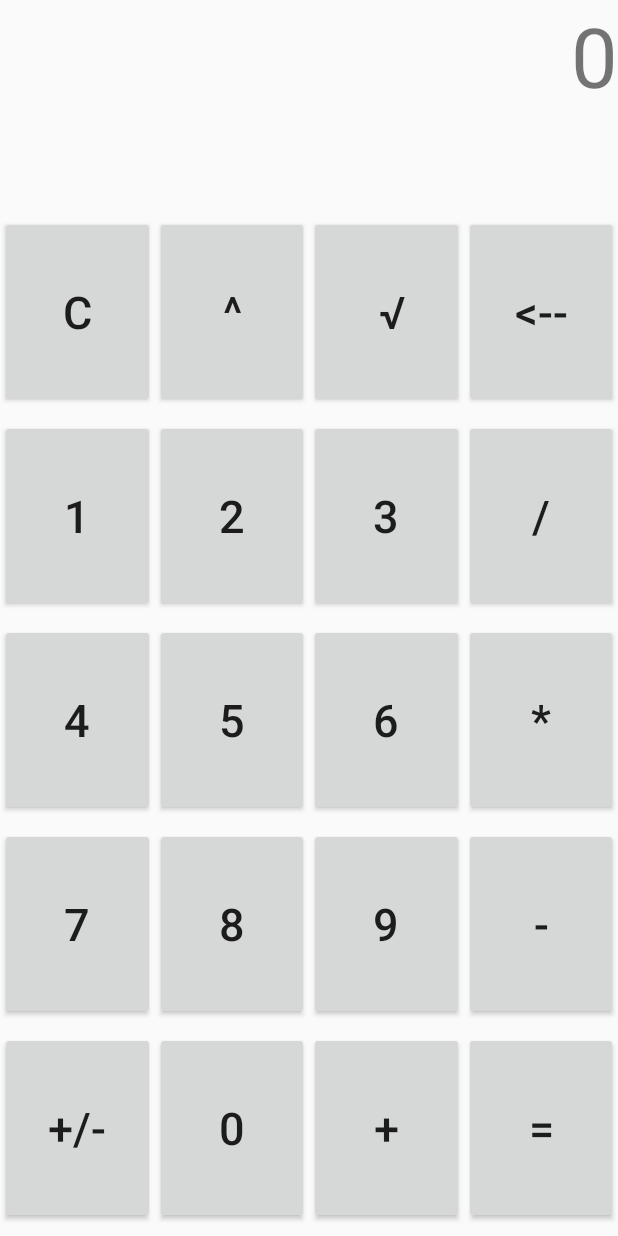
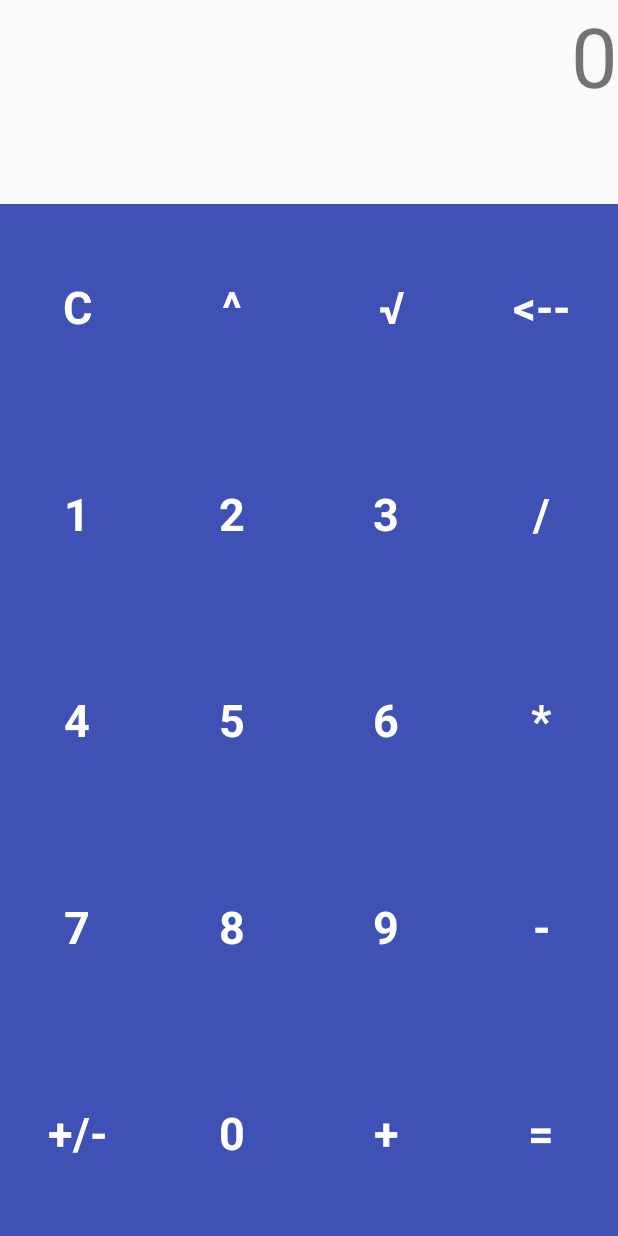
Before and after one commit to alessioGalatolo/FirstCalculator, an Android app: the screen it shows after launch (MainActivity), on a phone screen of 412 x 824 dp. Run offline under Robolectric (Android 15) with nearby library versions, the phone set to English and light mode, and no system bars.

Commit message:
added canc / canc all functions. changes in design

```diff
--- a/app/src/main/java/com/example/galat/myapplication/MainActivity.kt
+++ b/app/src/main/java/com/example/galat/myapplication/MainActivity.kt
@@ -10,11 +10,12 @@ class MainActivity : AppCompatActivity() {
     override fun onCreate(savedInstanceState: Bundle?) {
         super.onCreate(savedInstanceState)
         setContentView(R.layout.activity_main)
-        initializeNumberButton()
-        initializeOpButton()
+        initializeNumberButtons()
+        initializeOpButtons()
+        initializeAdvButtons()
     }
 
-    fun initializeNumberButton(){
+    fun initializeNumberButtons(){
         fun addNumber(number: Long) {
             val shortOut = output1.text.toString().toLong()
             if (shortOut == 0L) {
@@ -56,7 +57,7 @@ class MainActivity : AppCompatActivity() {
         }
     }
 
-    fun initializeOpButton(){
+    fun initializeOpButtons(){
         fun addSymbol(symbol: String) {
             when(output_sign.text){
                 "+" -> output2.text = (output2.text.toString().toDouble() + output1.text.toString().toInt()).toString()
@@ -85,4 +86,18 @@ class MainActivity : AppCompatActivity() {
             addSymbol("=")
         }
     }
+
+    fun initializeAdvButtons(){
+        b_canc.setOnClickListener {
+            if(output1.text != "0")
+                output1.text = output1.text.toString().subSequence(0, output1.text.toString().length - 1)
+            else
+                canc_all.performClick()
+        }
+        canc_all.setOnClickListener{
+            output1.text = "0"
+            output2.text = ""
+            output_sign.text = ""
+        }
+    }
 }
--- a/app/src/main/res/layout/activity_main.xml
+++ b/app/src/main/res/layout/activity_main.xml
@@ -5,6 +5,26 @@
     android:layout_width="match_parent"
     android:layout_height="match_parent"
     tools:context="com.example.galat.myapplication.MainActivity">
+
+    <!--<ImageView-->
+        <!--android:id="@+id/imageView"-->
+        <!--android:layout_width="0dp"-->
+        <!--android:layout_height="0dp"-->
+        <!--app:layout_constraintBottom_toBottomOf="@+id/output2"-->
+        <!--app:layout_constraintEnd_toEndOf="parent"-->
+        <!--app:layout_constraintStart_toStartOf="parent"-->
+        <!--app:layout_constraintTop_toTopOf="parent"-->
+        <!--app:srcCompat="@color/colorPrimary" />-->
+
+    <ImageView
+        android:id="@+id/imageView2"
+        android:layout_width="0dp"
+        android:layout_height="0dp"
+        app:layout_constraintBottom_toBottomOf="parent"
+        app:layout_constraintEnd_toEndOf="parent"
+        app:layout_constraintStart_toStartOf="parent"
+        app:layout_constraintTop_toBottomOf="@+id/output2"
+        app:srcCompat="@color/colorPrimary" />
 
     <TextView
         android:id="@+id/output1"
@@ -19,11 +39,14 @@
 
     <Button
         android:id="@+id/canc_all"
+        style="@style/Widget.AppCompat.Button.Borderless"
         android:layout_width="0dp"
         android:layout_height="0dp"
-        android:layout_marginTop="8dp"
         android:text="C"
+        android:textAppearance="@style/TextAppearance.AppCompat"
+        android:textColor="@android:color/white"
         android:textSize="30sp"
+        android:textStyle="bold"
         app:layout_constraintBottom_toTopOf="@+id/b_1"
         app:layout_constraintEnd_toStartOf="@+id/b_power"
         app:layout_constraintHorizontal_bias="0.5"
@@ -32,11 +55,14 @@
 
     <Button
         android:id="@+id/b_power"
+        style="@style/Widget.AppCompat.Button.Borderless"
         android:layout_width="0dp"
         android:layout_height="0dp"
-        android:layout_marginTop="8dp"
         android:text="^"
+        android:textAppearance="@style/TextAppearance.AppCompat"
+        android:textColor="@android:color/white"
         android:textSize="30sp"
+        android:textStyle="bold"
         app:layout_constraintBottom_toTopOf="@+id/b_2"
         app:layout_constraintEnd_toStartOf="@+id/b_sqrt"
         app:layout_constraintHorizontal_bias="0.5"
@@ -45,11 +71,14 @@
 
     <Button
         android:id="@+id/b_sqrt"
+        style="@style/Widget.AppCompat.Button.Borderless"
         android:layout_width="0dp"
         android:layout_height="0dp"
-        android:layout_marginTop="8dp"
         android:text=" √"
+        android:textAppearance="@style/TextAppearance.AppCompat"
+        android:textColor="@android:color/white"
         android:textSize="30sp"
+        android:textStyle="bold"
         app:layout_constraintBottom_toTopOf="@+id/b_3"
         app:layout_constraintEnd_toStartOf="@+id/b_canc"
         app:layout_constraintHorizontal_bias="0.5"
@@ -58,11 +87,14 @@
 
     <Button
         android:id="@+id/b_canc"
+        style="@style/Widget.AppCompat.Button.Borderless"
         android:layout_width="0dp"
         android:layout_height="0dp"
-        android:layout_marginTop="8dp"
         android:text="@string/canc_string"
+        android:textAppearance="@style/TextAppearance.AppCompat"
+        android:textColor="@android:color/white"
         android:textSize="30sp"
+        android:textStyle="bold"
         app:layout_constraintBottom_toTopOf="@+id/b_div"
         app:layout_constraintEnd_toEndOf="parent"
         app:layout_constraintHorizontal_bias="0.5"
@@ -71,11 +103,14 @@
 
     <Button
         android:id="@+id/b_1"
+        style="@style/Widget.AppCompat.Button.Borderless"
         android:layout_width="0dp"
         android:layout_height="0dp"
-        android:layout_marginTop="8dp"
         android:text="1"
+        android:textAppearance="@style/TextAppearance.AppCompat"
+        android:textColor="@android:color/white"
         android:textSize="30sp"
+        android:textStyle="bold"
         app:layout_constraintBottom_toTopOf="@+id/b_4"
         app:layout_constraintEnd_toStartOf="@+id/b_2"
         app:layout_constraintHorizontal_bias="0.5"
@@ -85,11 +120,14 @@
 
     <Button
         android:id="@+id/b_2"
+        style="@style/Widget.AppCompat.Button.Borderless"
         android:layout_width="0dp"
         android:layout_height="0dp"
-        android:layout_marginTop="8dp"
         android:text="2"
+        android:textAppearance="@style/TextAppearance.AppCompat"
+        android:textColor="@android:color/white"
         android:textSize="30sp"
+        android:textStyle="bold"
         app:layout_constraintBottom_toTopOf="@+id/b_5"
         app:layout_constraintEnd_toStartOf="@+id/b_3"
         app:layout_constraintHorizontal_bias="0.5"
@@ -98,11 +136,14 @@
 
     <Button
         android:id="@+id/b_3"
+        style="@style/Widget.AppCompat.Button.Borderless"
         android:layout_width="0dp"
         android:layout_height="0dp"
-        android:layout_marginTop="8dp"
         android:text="3"
+        android:textAppearance="@style/TextAppearance.AppCompat"
+        android:textColor="@android:color/white"
         android:textSize="30sp"
+        android:textStyle="bold"
         app:layout_constraintBottom_toTopOf="@+id/b_6"
         app:layout_constraintEnd_toStartOf="@+id/b_div"
         app:layout_constraintHorizontal_bias="0.5"
@@ -111,11 +152,14 @@
 
     <Button
         android:id="@+id/b_div"
+        style="@style/Widget.AppCompat.Button.Borderless"
         android:layout_width="0dp"
         android:layout_height="0dp"
-        android:layout_marginTop="8dp"
         android:text="/"
+        android:textAppearance="@style/TextAppearance.AppCompat"
+        android:textColor="@android:color/white"
         android:textSize="30sp"
+        android:textStyle="bold"
         app:layout_constraintBottom_toTopOf="@+id/b_mult"
         app:layout_constraintEnd_toEndOf="parent"
         app:layout_constraintHorizontal_bias="0.5"
@@ -124,11 +168,14 @@
 
     <Button
         android:id="@+id/b_4"
+        style="@style/Widget.AppCompat.Button.Borderless"
         android:layout_width="0dp"
         android:layout_height="0dp"
-        android:layout_marginTop="8dp"
         android:text="4"
+        android:textAppearance="@style/TextAppearance.AppCompat"
+        android:textColor="@android:color/white"
         android:textSize="30sp"
+        android:textStyle="bold"
         app:layout_constraintBottom_toTopOf="@+id/b_7"
         app:layout_constraintEnd_toStartOf="@+id/b_5"
         app:layout_constraintHorizontal_bias="0.5"
@@ -138,11 +185,14 @@
 
     <Button
         android:id="@+id/b_5"
+        style="@style/Widget.AppCompat.Button.Borderless"
         android:layout_width="0dp"
         android:layout_height="0dp"
-        android:layout_marginTop="8dp"
         android:text="5"
+        android:textAppearance="@style/TextAppearance.AppCompat"
+        android:textColor="@android:color/white"
         android:textSize="30sp"
+        android:textStyle="bold"
         app:layout_constraintBottom_toTopOf="@+id/b_8"
         app:layout_constraintEnd_toStartOf="@+id/b_6"
         app:layout_constraintHorizontal_bias="0.5"
@@ -151,11 +201,14 @@
 
     <Button
         android:id="@+id/b_6"
+        style="@style/Widget.AppCompat.Button.Borderless"
         android:layout_width="0dp"
         android:layout_height="0dp"
-        android:layout_marginTop="8dp"
         android:text="6"
+        android:textAppearance="@style/TextAppearance.AppCompat"
+        android:textColor="@android:color/white"
         android:textSize="30sp"
+        android:textStyle="bold"
         app:layout_constraintBottom_toTopOf="@+id/b_9"
         app:layout_constraintEnd_toStartOf="@+id/b_mult"
         app:layout_constraintHorizontal_bias="0.5"
@@ -164,11 +217,14 @@
 
     <Button
         android:id="@+id/b_mult"
+        style="@style/Widget.AppCompat.Button.Borderless"
         android:layout_width="0dp"
         android:layout_height="0dp"
-        android:layout_marginTop="8dp"
         android:text="*"
+        android:textAppearance="@style/TextAppearance.AppCompat"
+        android:textColor="@android:color/white"
         android:textSize="30sp"
+        android:textStyle="bold"
         app:layout_constraintBottom_toTopOf="@+id/b_minus"
         app:layout_constraintEnd_toEndOf="parent"
         app:layout_constraintHorizontal_bias="0.5"
@@ -177,11 +233,14 @@
 
     <Button
         android:id="@+id/b_7"
+        style="@style/Widget.AppCompat.Button.Borderless"
         android:layout_width="0dp"
         android:layout_height="0dp"
-        android:layout_marginTop="8dp"
         android:text="7"
+        android:textAppearance="@style/TextAppearance.AppCompat"
+        android:textColor="@android:color/white"
         android:textSize="30sp"
+        android:textStyle="bold"
         app:layout_constraintBottom_toTopOf="@+id/b_sign"
         app:layout_constraintEnd_toStartOf="@+id/b_8"
         app:layout_constraintHorizontal_bias="0.5"
@@ -190,11 +249,14 @@
 
     <Button
         android:id="@+id/b_9"
+        style="@style/Widget.AppCompat.Button.Borderless"
         android:layout_width="0dp"
         android:layout_height="0dp"
-        android:layout_marginTop="8dp"
         android:text="9"
+        android:textAppearance="@style/TextAppearance.AppCompat"
+        android:textColor="@android:color/white"
         android:textSize="30sp"
+        android:textStyle="bold"
         app:layout_constraintBottom_toTopOf="@+id/b_plus"
         app:layout_constraintEnd_toStartOf="@+id/b_minus"
         app:layout_constraintHorizontal_bias="0.5"
@@ -203,11 +265,14 @@
 
     <Button
         android:id="@+id/b_8"
+        style="@style/Widget.AppCompat.Button.Borderless"
         android:layout_width="0dp"
         android:layout_height="0dp"
-        android:layout_marginTop="8dp"
         android:text="8"
+        android:textAppearance="@style/TextAppearance.AppCompat"
+        android:textColor="@android:color/white"
         android:textSize="30sp"
+        android:textStyle="bold"
         app:layout_constraintBottom_toTopOf="@+id/b_0"
         app:layout_constraintEnd_toStartOf="@+id/b_9"
         app:layout_constraintHorizontal_bias="0.5"
@@ -216,11 +281,14 @@
 
     <Button
         android:id="@+id/b_minus"
+        style="@style/Widget.AppCompat.Button.Borderless"
         android:layout_width="0dp"
         android:layout_height="0dp"
-        android:layout_marginTop="8dp"
         android:text="-"
+        android:textAppearance="@style/TextAppearance.AppCompat"
+        android:textColor="@android:color/white"
         android:textSize="30sp"
+        android:textStyle="bold"
         app:layout_constraintBottom_toTopOf="@+id/b_equal"
         app:layout_constraintEnd_toEndOf="parent"
         app:layout_constraintHorizontal_bias="0.5"
@@ -229,12 +297,14 @@
 
     <Button
         android:id="@+id/b_sign"
+        style="@style/Widget.AppCompat.Button.Borderless"
         android:layout_width="0dp"
         android:layout_height="0dp"
-        android:layout_marginBottom="8dp"
-        android:layout_marginTop="8dp"
         android:text="+/-"
+        android:textAppearance="@style/TextAppearance.AppCompat"
+        android:textColor="@android:color/white"
         android:textSize="30sp"
+        android:textStyle="bold"
         app:layout_constraintBottom_toBottomOf="parent"
         app:layout_constraintEnd_toStartOf="@+id/b_0"
         app:layout_constraintHorizontal_bias="0.5"
@@ -244,12 +314,14 @@
 
     <Button
         android:id="@+id/b_0"
+        style="@style/Widget.AppCompat.Button.Borderless"
         android:layout_width="0dp"
         android:layout_height="0dp"
-        android:layout_marginBottom="8dp"
-        android:layout_marginTop="8dp"
         android:text="0"
+        android:textAppearance="@style/TextAppearance.AppCompat"
+        android:textColor="@android:color/white"
         android:textSize="30sp"
+        android:textStyle="bold"
         app:layout_constraintBottom_toBottomOf="parent"
         app:layout_constraintEnd_toStartOf="@+id/b_plus"
         app:layout_constraintHorizontal_bias="0.5"
@@ -259,12 +331,14 @@
 
     <Button
         android:id="@+id/b_plus"
+        style="@style/Widget.AppCompat.Button.Borderless"
         android:layout_width="0dp"
         android:layout_height="0dp"
-        android:layout_marginBottom="8dp"
-        android:layout_marginTop="8dp"
         android:text="+"
+        android:textAppearance="@style/TextAppearance.AppCompat"
+        android:textColor="@android:color/white"
         android:textSize="30sp"
+        android:textStyle="bold"
         app:layout_constraintBottom_toBottomOf="parent"
         app:layout_constraintEnd_toStartOf="@+id/b_equal"
         app:layout_constraintHorizontal_bias="0.5"
@@ -274,12 +348,14 @@
 
     <Button
         android:id="@+id/b_equal"
+        style="@style/Widget.AppCompat.Button.Borderless"
         android:layout_width="0dp"
         android:layout_height="0dp"
-        android:layout_marginBottom="8dp"
-        android:layout_marginTop="8dp"
         android:text="="
+        android:textAppearance="@style/TextAppearance.AppCompat"
+        android:textColor="@android:color/white"
         android:textSize="30sp"
+        android:textStyle="bold"
         app:layout_constraintBottom_toBottomOf="parent"
         app:layout_constraintEnd_toEndOf="parent"
         app:layout_constraintHorizontal_bias="0.5"
@@ -293,6 +369,7 @@
         android:textAlignment="textEnd"
         android:textColor="@android:color/darker_gray"
         android:textSize="45sp"
+        android:textStyle="italic"
         app:layout_constraintEnd_toEndOf="parent"
         app:layout_constraintTop_toBottomOf="@+id/output1" />
 
```
